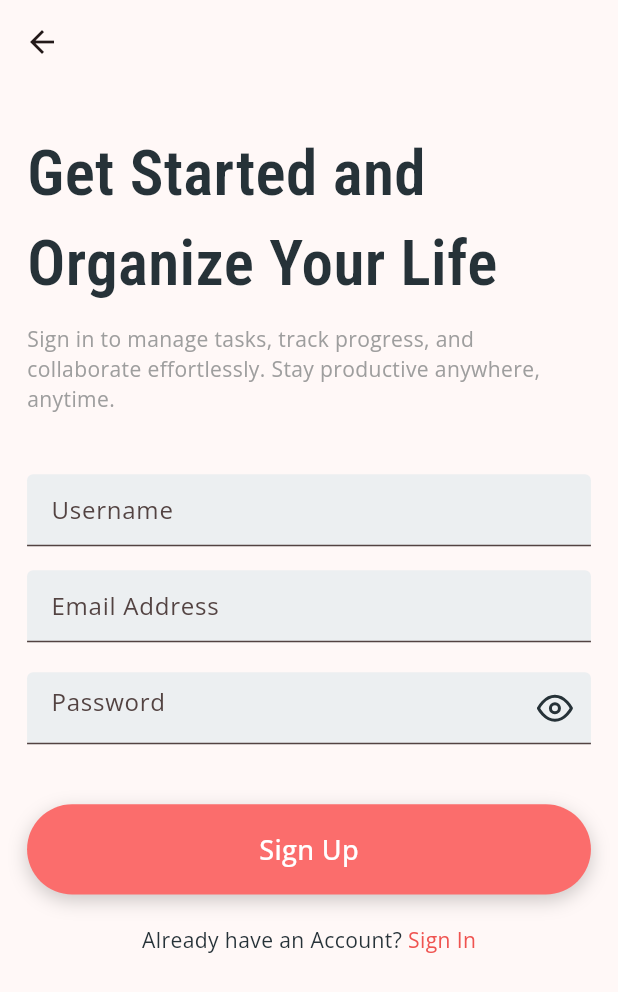
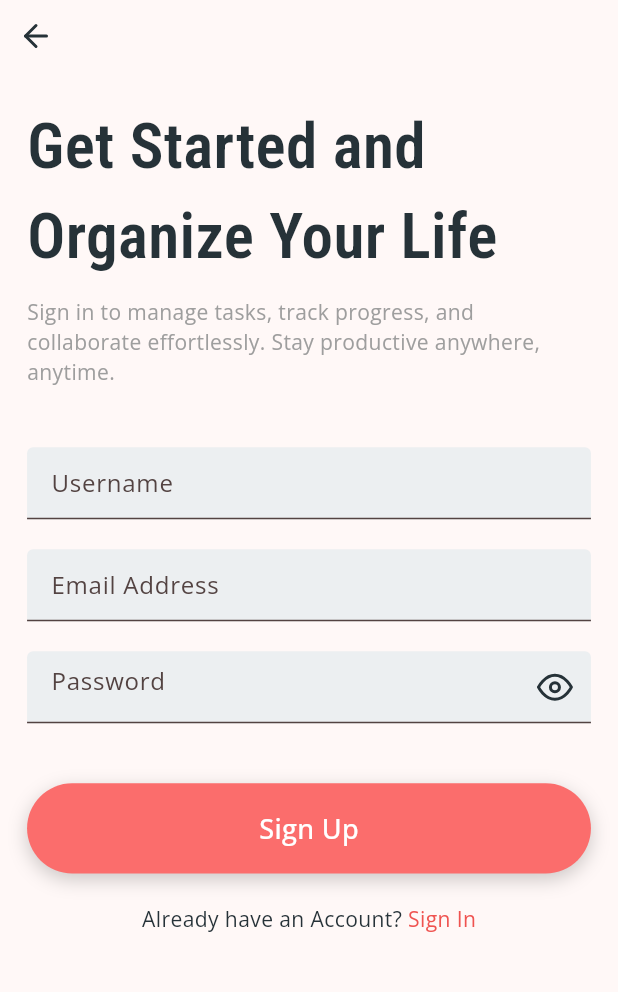
Before and after one commit to TheDayDreamer01/TaskMaster, a Flutter app: the screen it shows after launch, after a tap on "Get Started!", on a phone screen of 412 x 824 dp. Shown: the top 992 px of the screen. Run offline on Flutter 3.47's test engine with Material 2 defaults, Android fonts, the phone set to English and light mode, and no system bars; our stand-ins replace cloud_firestore, connectivity_plus, firebase_auth, firebase_core, flutter_feather_icons, flutter_screenutil and 6 more; accounts and stored records are empty; network calls fail.

```diff
--- a/lib/screens/auth/pages/forgot_password_page.dart
+++ b/lib/screens/auth/pages/forgot_password_page.dart
@@ -124,6 +124,7 @@ class _ForgotPasswordPageState extends State<ForgotPasswordPage> {
           if (_formKey.currentState!.validate()){
 
             _formKey.currentState!.dispose();
+            Navigator.of(context).pop();
           }
         }
       ),
--- a/lib/screens/auth/pages/onboard_page.dart
+++ b/lib/screens/auth/pages/onboard_page.dart
@@ -87,7 +87,7 @@ class OnboardPage extends StatelessWidget {
             TextSpan(
               text : "TaskMaster\n",
               style :  TextStyle(
-                color : TaskMasterColor.coralRed
+                color : TaskMasterColor.coralRed,
               )
             ),
 
@@ -132,7 +132,7 @@ class OnboardPage extends StatelessWidget {
 
       SizedBox( height : 20.h ),
       TaskMasterButton(
-        taskMasterOnTap: () => TaskMasterNavigation.pSlideUpTransition(
+        taskMasterOnTap: () => TaskMasterNavigation.prSlideUpTransition(
           context,
           destinationPage : const AuthViewBuilder(
             currentPage: SignUpPage(),
--- a/lib/screens/auth/pages/signup_page.dart
+++ b/lib/screens/auth/pages/signup_page.dart
@@ -1,14 +1,20 @@
 import "package:flutter/material.dart";
+import "package:provider/provider.dart";
 import "package:flutter_feather_icons/flutter_feather_icons.dart";
-import "package:taskmaster/widgets/TaskMasterButton.dart";
 import "package:flutter_screenutil/flutter_screenutil.dart";
 import "package:flutter_staggered_animations/flutter_staggered_animations.dart";
+import "package:taskmaster/providers/auth_provider.dart";
+
+import "package:taskmaster/screens/auth/auth_builder.dart";
+import "package:taskmaster/screens/auth/pages/onboard_page.dart";
+import "package:taskmaster/screens/auth/widgets/appbar_widget.dart";
+import "package:taskmaster/screens/auth/pages/signin_page.dart";
 
 import "package:taskmaster/consts/color_const.dart";
 import "package:taskmaster/consts/font_const.dart";
 
+import "package:taskmaster/widgets/TaskMasterButton.dart";
 import "package:taskmaster/widgets/TaskMasterFormField.dart";
-import "package:taskmaster/screens/auth/pages/signin_page.dart";
 import "package:taskmaster/widgets/TaskMasterNavigator.dart";
 
 class SignUpPage extends StatefulWidget {
@@ -42,12 +48,22 @@ class _SignUpPageState extends State<SignUpPage> {
   Widget build(BuildContext context){
 
     return Scaffold(
-      appBar : AppBar(),
+      appBar : PreferredSize(
+        preferredSize: const Size.fromHeight(kToolbarHeight),
+        child : MyAppBarWidget(
+          appBarBackButton: () => TaskMasterNavigation.prSlideUpTransition(
+            context,
+            destinationPage: const AuthViewBuilder(
+              currentPage: OnboardPage(),
+            )
+          )
+        )
+      ),
 
       body : SingleChildScrollView(
         padding: EdgeInsets.symmetric(
           horizontal: 18.w,
-          vertical: 30.h
+          vertical: 20.h
         ),
 
         child: AnimationLimiter(
@@ -78,6 +94,7 @@ class _SignUpPageState extends State<SignUpPage> {
   }
 
   List<Widget> _appBuilder(){
+    final AuthProvider authProvider = Provider.of<AuthProvider>(context);
     return [
       robotoCondensed(
         "Get Started and\nOrganize Your Life",
@@ -109,7 +126,7 @@ class _SignUpPageState extends State<SignUpPage> {
         },
       ),
 
-      SizedBox( height : 16.h ),
+      SizedBox( height : 20.h ),
       TaskMasterFormField(
         taskMasterFormController: _emailController,
         taskMasterHintText: "Email Address",
@@ -168,7 +185,10 @@ class _SignUpPageState extends State<SignUpPage> {
         taskMasterColor: TaskMasterColor.coralRed,
         taskMasterOnTap: (){
           if (_formKey.currentState!.validate()){
-
+            authProvider.signUp(
+              _userNameController.text.trim(),
+              _emailController.text.trim(),
+              _passwordController.text.trim());
 
             _formKey.currentState!.dispose();
           }
@@ -187,12 +207,14 @@ class _SignUpPageState extends State<SignUpPage> {
           GestureDetector(
             onTap : () => TaskMasterNavigation.prSlideUpTransition(
               context,
-              destinationPage: const SignInPage()
+              destinationPage: const AuthViewBuilder(
+                currentPage: SignInPage(),
+              )
             ),
             child: openSans(
               "Sign In",
               fontSize : 14.sp,
-              color : Colors.red[400]
+              color : TaskMasterColor.coralRed[400]
             ),
           )
         ]
--- /dev/null
+++ b/lib/screens/auth/widgets/appbar_widget.dart
@@ -0,0 +1,31 @@
+import "package:flutter/material.dart";
+import "package:flutter_feather_icons/flutter_feather_icons.dart";
+import "package:taskmaster/consts/color_const.dart";
+
+
+class MyAppBarWidget extends StatelessWidget {
+
+  final void Function() ? appBarBackButton;
+
+  const MyAppBarWidget({
+    Key ? key,
+    this.appBarBackButton
+  }) : super(key : key);
+
+  @override
+  Widget build(BuildContext context){
+    return SafeArea(
+      child : Row(
+        children : [
+          IconButton(
+            onPressed: appBarBackButton,
+            icon : Icon(
+              FeatherIcons.arrowLeft,
+              color : TaskMasterColor.silver[900],
+            )
+          )
+        ]
+      )
+    );
+  }
+}
--- a/lib/services/authentication_service.dart
+++ b/lib/services/authentication_service.dart
@@ -4,6 +4,7 @@ import "package:google_sign_in/google_sign_in.dart";
 class TaskMasterAuthentication {
 
   final _auth = FirebaseAuth.instance;
+  final _google = GoogleSignIn();
 
   Future<UserCredential> taskMasterSignIn(String userEmail, userPassword) async {
     UserCredential user = await _auth.signInWithEmailAndPassword(
@@ -41,4 +42,10 @@ class TaskMasterAuthentication {
     return;
   }
 
+  Future<void> taskMasterSignOut() async {
+    await _auth.signOut();
+    await _google.signOut();
+    return;
+  }
+
 }
```
Also changed, not shown: lib/providers/auth_provider.dart (+13 -1 lines), lib/screens/auth/pages/signin_page.dart (+31 -9 lines), lib/screens/dashboard/dasboard.dart (+16 -4 lines).
